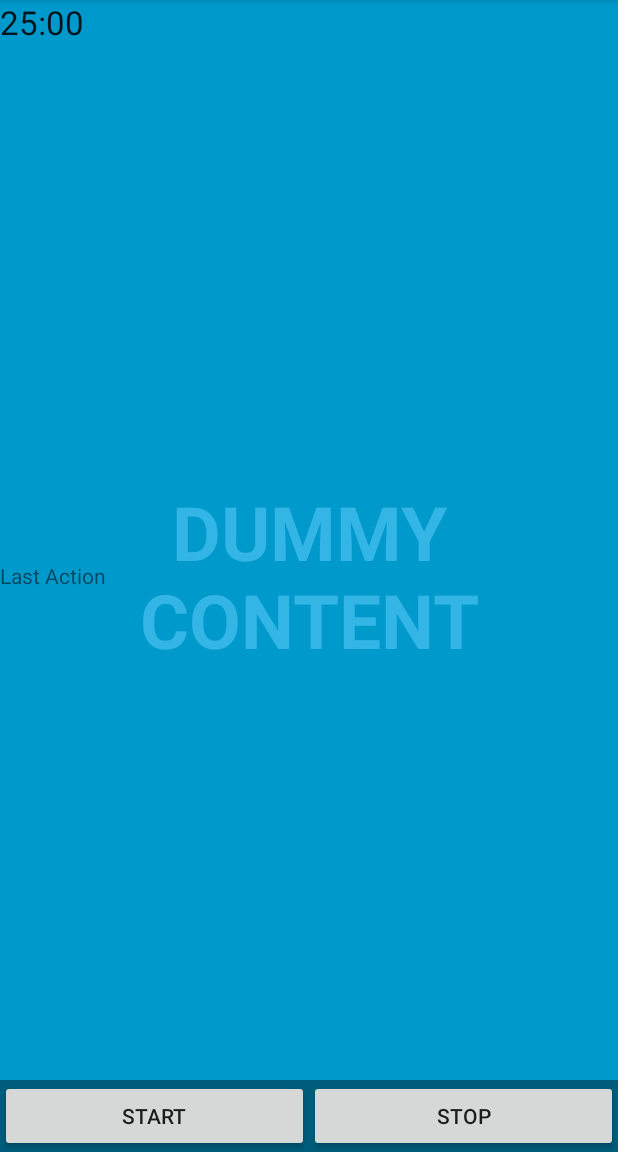
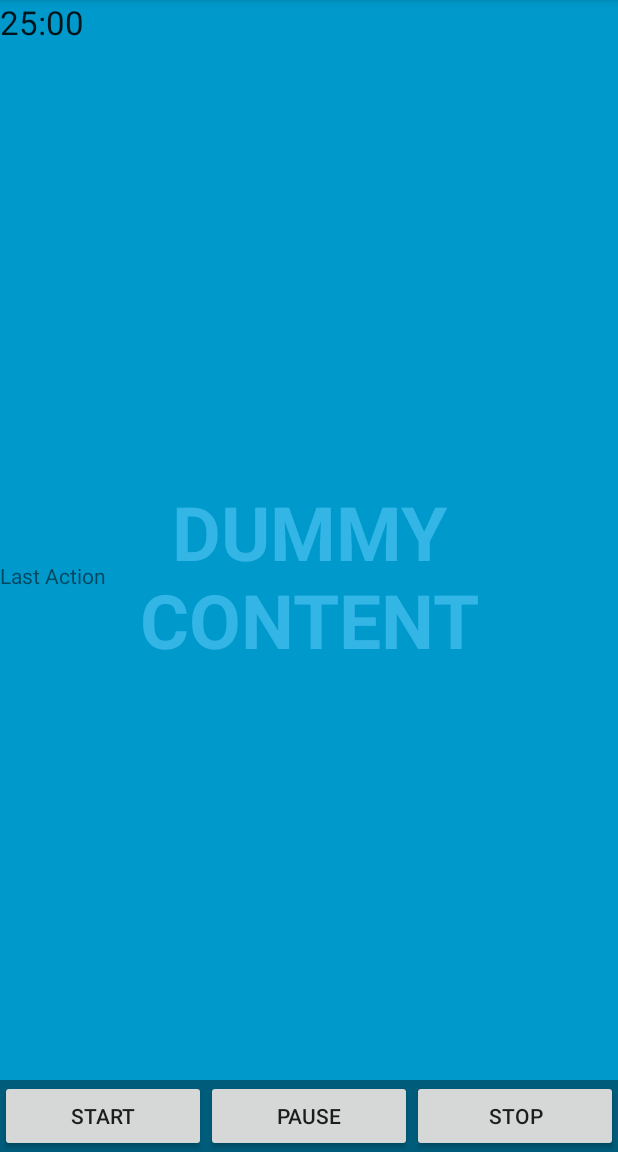
Before and after one commit to DiogoNeves/Pomotivity, an Android app: the layout activity_main.xml on its own in the app's theme, with its tools: preview values and no code run, on a phone screen of 412 x 824 dp, the part 84-1236 px from its top. Run offline under Robolectric (Android 15) with nearby library versions, the phone set to English and light mode, and no system bars.

Commit message:
Added pause button

```diff
--- a/mobile/src/main/res/layout/activity_main.xml
+++ b/mobile/src/main/res/layout/activity_main.xml
@@ -45,6 +45,13 @@
                 android:text="@string/start_button"/>
 
             <Button
+                android:layout_width="0dp"
+                android:layout_height="wrap_content"
+                android:text="@string/pause_button"
+                android:id="@+id/pause_button"
+                android:layout_weight="1"/>
+
+            <Button
                 android:id="@+id/stop_button"
                 style="?metaButtonBarButtonStyle"
                 android:layout_width="0dp"
--- a/mobile/src/main/res/values/strings.xml
+++ b/mobile/src/main/res/values/strings.xml
@@ -9,5 +9,6 @@
     <string name="current_time">25:00</string>
     <string name="stop_button">STOP</string>
     <string name="start_button">START</string>
+    <string name="pause_button">PAUSE</string>
 
 </resources>
```
Also changed, not shown: mobile/src/main/java/com/mindfulst/dneves/pomotivity/MainActivity.java (+9 -0 lines).
